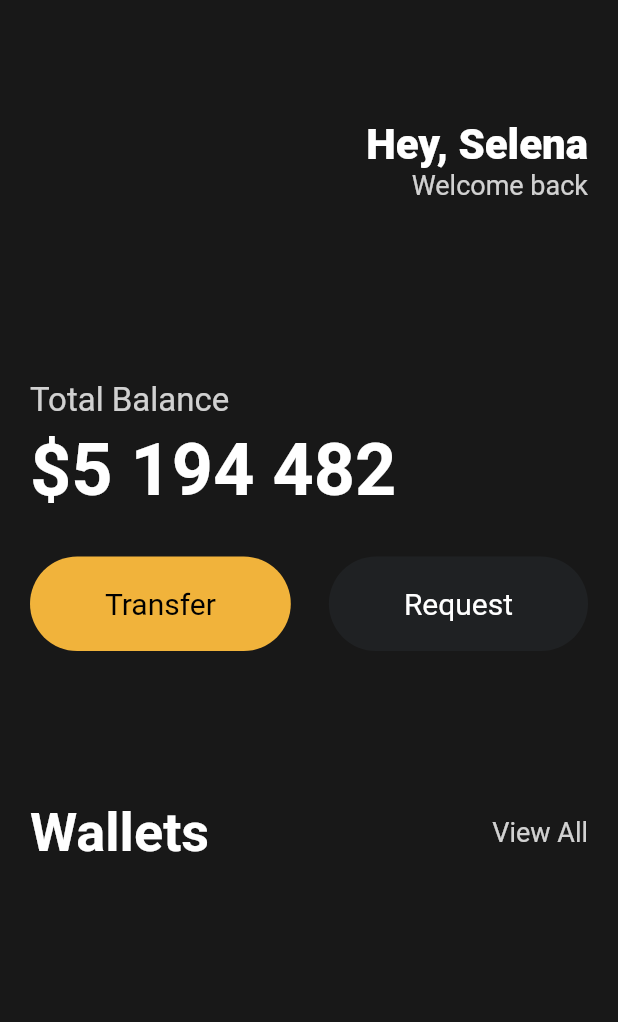
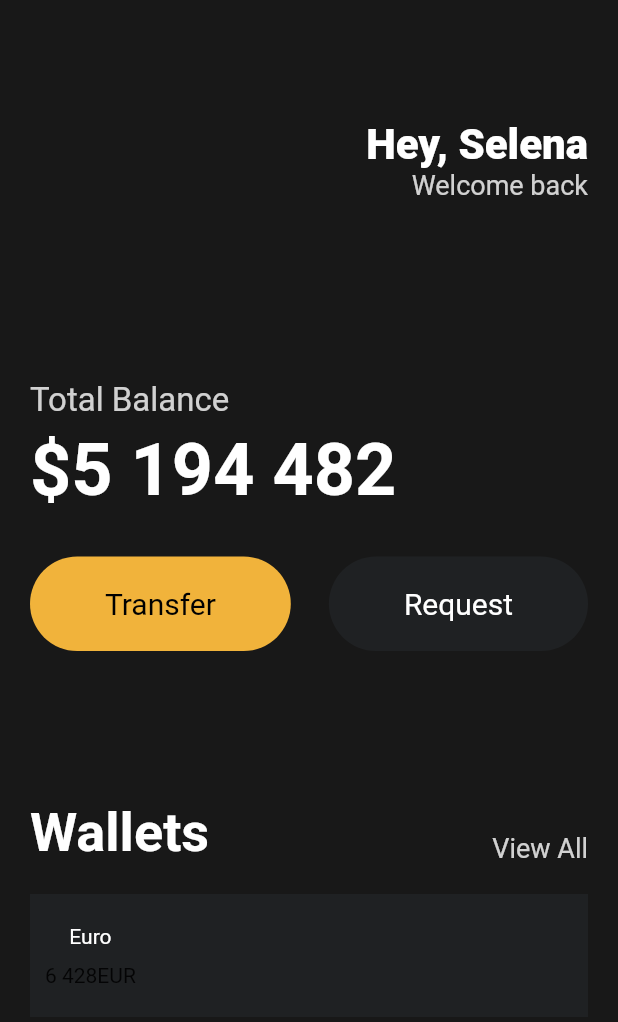
Before and after one commit to PearlKang/Nomadcoders, a Flutter app: the screen it shows after launch, on a phone screen of 412 x 824 dp. Shown: the top 1022 px of the screen. Run offline on Flutter 3.47's test engine with Material 2 defaults, Android fonts, the phone set to English and light mode, and no system bars.

Commit message:
2023.02.16

```diff
--- a/Program/Flutter/toonflix/lib/main.dart
+++ b/Program/Flutter/toonflix/lib/main.dart
@@ -94,6 +94,7 @@ class App extends StatelessWidget {
                 height: 100,
               ),
               Row(
+                crossAxisAlignment: CrossAxisAlignment.end,
                 mainAxisAlignment: MainAxisAlignment.spaceBetween,
                 children: [
                   const Text(
@@ -113,6 +114,43 @@ class App extends StatelessWidget {
                   ),
                 ],
               ),
+              const SizedBox(
+                height: 20,
+              ),
+              Container(
+                decoration: const BoxDecoration(
+                  color: Color(0xFF1F2123),
+                ),
+                child: Padding(
+                  padding: const EdgeInsets.symmetric(
+                    vertical: 20,
+                    horizontal: 10,
+                  ),
+                  child: Row(
+                    children: [
+                      Column(
+                        children: [
+                          const Text(
+                            "Euro",
+                            style: TextStyle(
+                              color: Colors.white,
+                            ),
+                          ),
+                          const SizedBox(
+                            height: 10,
+                          ),
+                          Row(
+                            children: const [
+                              Text("6 428"),
+                              Text("EUR"),
+                            ],
+                          ),
+                        ],
+                      ),
+                    ],
+                  ),
+                ),
+              ),
             ],
           ),
         ),
```
